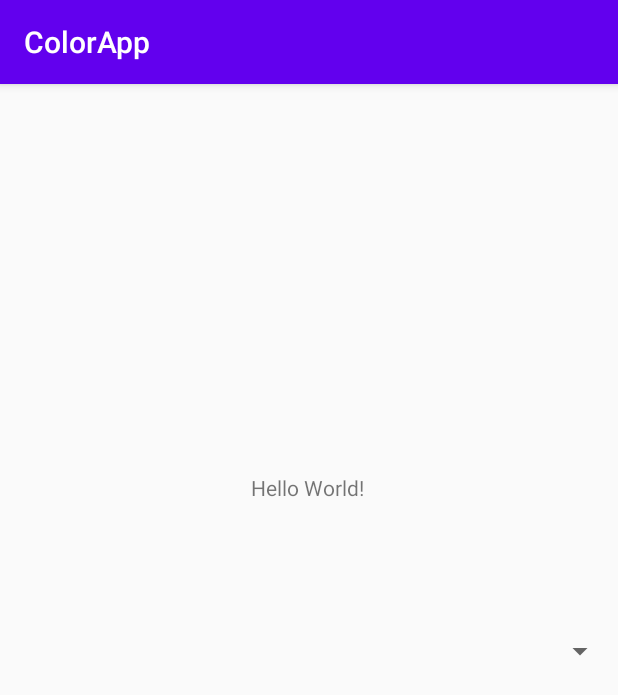
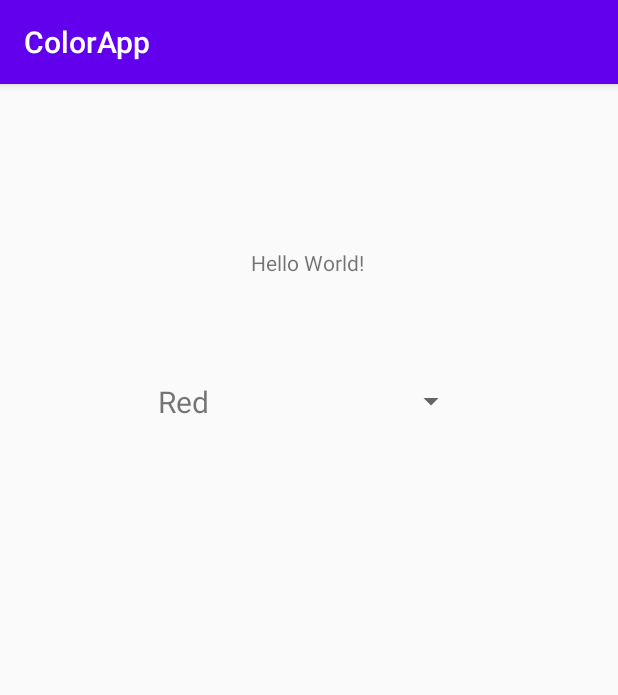
Before and after one commit to KarlSchaller/ColorApp, an Android app: the screen it shows after launch (ColorActivity), on a phone screen of 412 x 824 dp. Shown: the top 695 px of the screen. Run offline under Robolectric (Android 15) with nearby library versions, the phone set to English and light mode, and no system bars; 1 statement that could not run was skipped.

Commit message:
create custom adapter

```diff
--- a/app/src/main/java/edu/temple/colorapp/ColorActivity.java
+++ b/app/src/main/java/edu/temple/colorapp/ColorActivity.java
@@ -3,12 +3,14 @@ package edu.temple.colorapp;
 import androidx.appcompat.app.AppCompatActivity;
 
 import android.os.Bundle;
+import android.view.View;
 import android.widget.AdapterView;
 import android.widget.BaseAdapter;
 import android.widget.Button;
 import android.widget.Spinner;
 
 import java.util.ArrayList;
+import java.util.Arrays;
 
 public class ColorActivity extends AppCompatActivity {
 
@@ -20,11 +22,23 @@ public class ColorActivity extends AppCompatActivity {
         super.onCreate(savedInstanceState);
         setContentView(R.layout.activity_main);
 
+        populateArrayList();
+
         spinner = findViewById(R.id.spinner);
-
         ColorAdapter adapter = new ColorAdapter(this, colors);
-
         spinner.setAdapter(adapter);
 
+        spinner.setOnItemClickListener(new AdapterView.OnItemClickListener() {
+            @Override
+            public void onItemClick(AdapterView<?> parent, View view, int position, long id) {
+                populateArrayList();
+            }
+        });
+    }
+
+    private void populateArrayList() {
+        colors.add("Red");
+        colors.add("Blue");
+        colors.add("Green");
     }
 }
--- a/app/src/main/java/edu/temple/colorapp/ColorAdapter.java
+++ b/app/src/main/java/edu/temple/colorapp/ColorAdapter.java
@@ -39,8 +39,16 @@ public class ColorAdapter extends BaseAdapter {
 
     @Override
     public View getView(int position, View convertView, ViewGroup parent) {
-        TextView textView = new TextView(context);
+        TextView textView;
+        if (convertView == null) {
+            textView = new TextView(context);
+            textView.setTextSize(20);
+            textView.setPadding(8, 8, 8, 8);
+        }
+        else
+            textView = (TextView) convertView;
         textView.setText(getItem(position).toString());
+
         return textView;
     }
 }
--- a/app/src/main/res/layout/activity_main.xml
+++ b/app/src/main/res/layout/activity_main.xml
@@ -16,14 +16,14 @@
         app:layout_constraintLeft_toLeftOf="parent"
         app:layout_constraintRight_toRightOf="parent"
         app:layout_constraintTop_toTopOf="parent"
-        app:layout_constraintVertical_bias="0.346" />
+        app:layout_constraintVertical_bias="0.146" />
 
     <Spinner
         android:id="@+id/spinner"
-        android:layout_width="409dp"
-        android:layout_height="wrap_content"
-        android:layout_marginStart="1dp"
-        android:layout_marginTop="87dp"
+        android:layout_width="211dp"
+        android:layout_height="38dp"
+        android:layout_marginStart="100dp"
+        android:layout_marginTop="64dp"
         android:entries="@android:array/emailAddressTypes"
         app:layout_constraintStart_toStartOf="parent"
         app:layout_constraintTop_toBottomOf="@+id/textView" />
```
